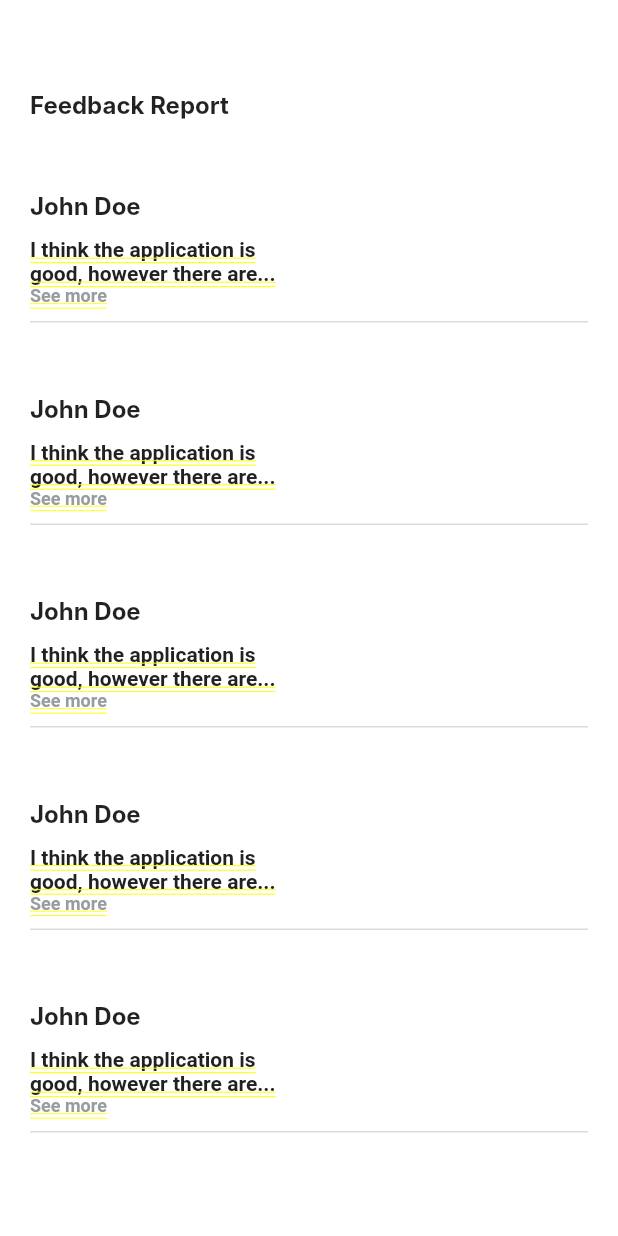
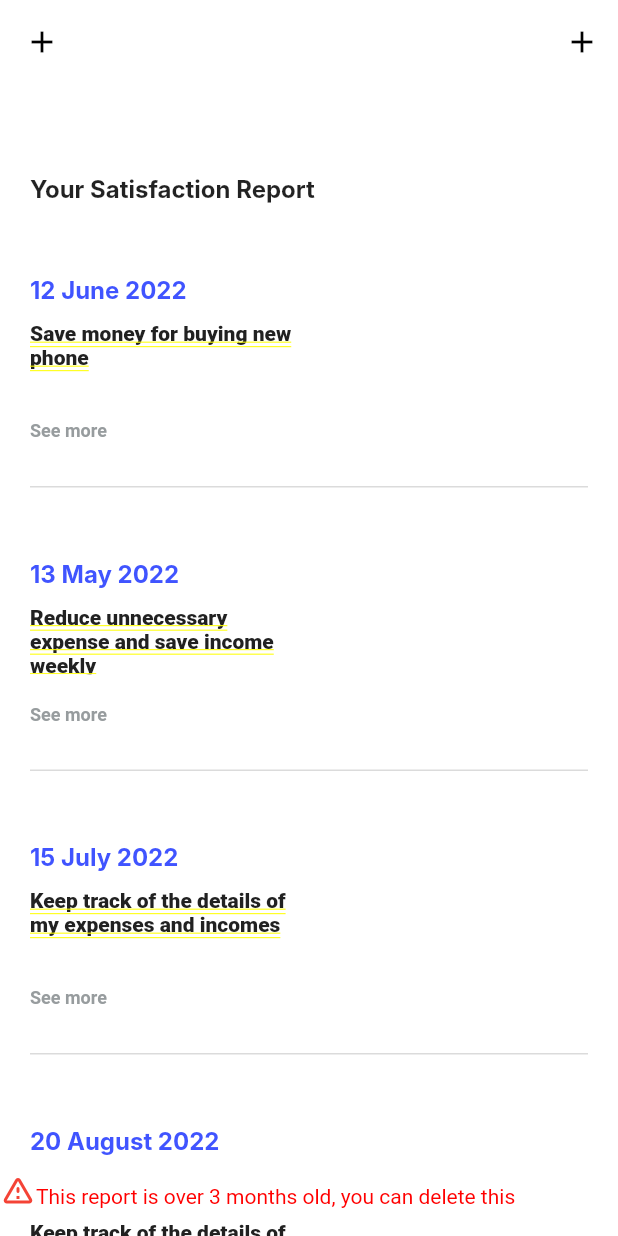
Before and after one commit to PPL-Waffar/iSaveit-flutter, a Flutter app: the ReadFeedback screen opened directly, on a phone screen of 412 x 824 dp. Run offline on Flutter 3.47's test engine with Material 2 defaults, Android fonts, the phone set to English and light mode, and no system bars; our stand-ins replace carousel_slider, currency_text_input_formatter, pie_chart, shared_preferences; accounts and stored records are empty; Roboto replaces fonts that are missing (Inter).

Commit message:
[GREEN] Create interface for list of feedback reports, create tests for list of feedback reports

```diff
--- a/lib/page/feedback/read_feedback.dart
+++ b/lib/page/feedback/read_feedback.dart
@@ -14,6 +14,26 @@ class ReadFeedbackPage extends State<ReadFeedback> {
   Widget build(BuildContext context) {
     return Scaffold(
         backgroundColor: Colors.white,
+        appBar: AppBar(
+          automaticallyImplyLeading: false,
+          backgroundColor: Colors.white,
+          elevation: 0,
+          leading: IconButton(
+              icon: const Icon(Icons.add, color: Colors.black),
+              onPressed: () => Navigator.of(context).pop()),
+          actions: <Widget>[
+            IconButton(
+              icon: const Icon(Icons.add),
+              color: Colors.black,
+              onPressed: () {
+                Navigator.push(
+                  context,
+                  MaterialPageRoute(builder: (context) => const ReadFeedback()),
+                );
+              },
+            ),
+          ],
+        ),
         body: SingleChildScrollView(
             child: Column(
                 mainAxisAlignment: MainAxisAlignment.start,
@@ -25,7 +45,7 @@ class ReadFeedbackPage extends State<ReadFeedback> {
                     margin: const EdgeInsets.only(left: 20),
                     alignment: Alignment.topLeft,
                     child:
-                    const Text('Feedback Report',
+                    const Text('Your Satisfaction Report',
                         style: TextStyle(fontFamily: 'Inter', fontSize: 16, fontWeight: FontWeight.w700)
                     ),
                   ),
@@ -47,8 +67,8 @@ class ReadFeedbackPage extends State<ReadFeedback> {
                             Container(
                               alignment: Alignment.centerLeft,
                               margin: const EdgeInsets.only(left: 20),
-                              child: const Text('John Doe',
-                                  style: TextStyle(fontFamily: 'Inter', fontSize: 16, fontWeight: FontWeight.w700)
+                              child: const Text('12 June 2022',
+                                  style: TextStyle(fontFamily: 'Inter', fontSize: 16, fontWeight: FontWeight.w700, color: Color(0xFF4054FF))
                               ),
                             ),
 
@@ -66,8 +86,7 @@ class ReadFeedbackPage extends State<ReadFeedback> {
                                       text: TextSpan(
                                           style: DefaultTextStyle.of(context).style,
                                           children: const <TextSpan>[
-                                            TextSpan(text: 'I think the application is good, however there are...\n',style: TextStyle(fontSize: 14.0,fontFamily: 'Roboto',color: Color(0xFF212121),fontWeight: FontWeight.bold,)),
-                                            TextSpan(text: 'See more', style: TextStyle(fontSize: 12, color: Color(0xff979C9E), fontWeight: FontWeight.w700))
+                                            TextSpan(text: 'Save money for buying new phone\n',style: TextStyle(fontSize: 14.0,fontFamily: 'Roboto',color: Color(0xFF212121))),
                                           ]
                                       ),
                                     ),
@@ -75,6 +94,19 @@ class ReadFeedbackPage extends State<ReadFeedback> {
                                 ),
                               ]
                               ),
+                            ),
+                            TextButton(onPressed: () => Navigator.of(context).pop(),
+                                style: ButtonStyle(
+                                  padding: MaterialStateProperty.all<EdgeInsets>(
+                                      const EdgeInsets.all(20)),
+                                ),
+                                child:RichText(
+                                  text: const TextSpan(
+                                      children: <TextSpan>[
+                                        TextSpan(text: 'See more', style: TextStyle(fontSize: 12, color: Color(0xff979C9E), fontWeight: FontWeight.w700))
+                                      ]
+                                  ),
+                                )
                             ),
 
                             //divider
@@ -94,13 +126,14 @@ class ReadFeedbackPage extends State<ReadFeedback> {
                             Container(
                               alignment: Alignment.centerLeft,
                               margin: const EdgeInsets.only(left: 20),
-                              child: const Text('John Doe',
-                                  style: TextStyle(fontFamily: 'Inter', fontSize: 16, fontWeight: FontWeight.w700)
+                              child: const Text('13 May 2022',
+                                  style: TextStyle(fontFamily: 'Inter', fontSize: 16, fontWeight: FontWeight.w700, color: Color(0xFF4054FF))
                               ),
                             ),
 
                             const SizedBox(height: 12),
 
+                            //Feedback content
                             SizedBox(
                               child: Row(children: [
                                 Flexible(
@@ -112,8 +145,7 @@ class ReadFeedbackPage extends State<ReadFeedback> {
                                       text: TextSpan(
                                           style: DefaultTextStyle.of(context).style,
                                           children: const <TextSpan>[
-                                            TextSpan(text: 'I think the application is good, however there are...\n',style: TextStyle(fontSize: 14.0,fontFamily: 'Roboto',color: Color(0xFF212121),fontWeight: FontWeight.bold,)),
-                                            TextSpan(text: 'See more', style: TextStyle(fontSize: 12, color: Color(0xff979C9E), fontWeight: FontWeight.w700))
+                                            TextSpan(text: 'Reduce unnecessary expense and save income weekly\n',style: TextStyle(fontSize: 14.0,fontFamily: 'Roboto',color: Color(0xFF212121))),
                                           ]
                                       ),
                                     ),
@@ -121,6 +153,19 @@ class ReadFeedbackPage extends State<ReadFeedback> {
                                 ),
                               ]
                               ),
+                            ),
+                            TextButton(onPressed: () => Navigator.of(context).pop(),
+                                style: ButtonStyle(
+                                  padding: MaterialStateProperty.all<EdgeInsets>(
+                                      const EdgeInsets.all(20)),
+                                ),
+                                child:RichText(
+                                  text: const TextSpan(
+                                      children: <TextSpan>[
+                                        TextSpan(text: 'See more', style: TextStyle(fontSize: 12, color: Color(0xff979C9E), fontWeight: FontWeight.w700))
+                                      ]
+                                  ),
+                                )
                             ),
                             Container(
                               margin: const EdgeInsets.only(left: 20, right: 20),
@@ -138,14 +183,14 @@ class ReadFeedbackPage extends State<ReadFeedback> {
                             Container(
                               alignment: Alignment.centerLeft,
                               margin: const EdgeInsets.only(left: 20),
-                              child: const Text('John Doe',
-                                  style: TextStyle(fontFamily: 'Inter', fontSize: 16, fontWeight: FontWeight.w700)
+                              child: const Text('15 July 2022',
+                                  style: TextStyle(fontFamily: 'Inter', fontSize: 16, fontWeight: FontWeight.w700, color: Color(0xFF4054FF))
                               ),
                             ),
 
                             const SizedBox(height: 12),
 
-
+                            //Feedback content
                             SizedBox(
                               child: Row(children: [
                                 Flexible(
@@ -157,8 +202,7 @@ class ReadFeedbackPage extends State<ReadFeedback> {
                                       text: TextSpan(
                                           style: DefaultTextStyle.of(context).style,
                                           children: const <TextSpan>[
-                                            TextSpan(text: 'I think the application is good, however there are...\n',style: TextStyle(fontSize: 14.0,fontFamily: 'Roboto',color: Color(0xFF212121),fontWeight: FontWeight.bold,)),
-                                            TextSpan(text: 'See more', style: TextStyle(fontSize: 12, color: Color(0xff979C9E), fontWeight: FontWeight.w700))
+                                            TextSpan(text: 'Keep track of the details of my expenses and incomes\n',style: TextStyle(fontSize: 14.0,fontFamily: 'Roboto',color: Color(0xFF212121))),
                                           ]
                                       ),
                                     ),
@@ -166,6 +210,19 @@ class ReadFeedbackPage extends State<ReadFeedback> {
                                 ),
                               ]
                               ),
+                            ),
+                            TextButton(onPressed: () => Navigator.of(context).pop(),
+                                style: ButtonStyle(
+                                  padding: MaterialStateProperty.all<EdgeInsets>(
+                                      const EdgeInsets.all(20)),
+                                ),
+                                child:RichText(
+                                  text: const TextSpan(
+                                      children: <TextSpan>[
+                                        TextSpan(text: 'See more', style: TextStyle(fontSize: 12, color: Color(0xff979C9E), fontWeight: FontWeight.w700))
+                                      ]
+                                  ),
+                                )
                             ),
                             //divider
                             Container(
@@ -182,13 +239,31 @@ class ReadFeedbackPage extends State<ReadFeedback> {
                             Container(
                               alignment: Alignment.centerLeft,
                               margin: const EdgeInsets.only(left: 20),
-                              child: const Text('John Doe',
-                                  style: TextStyle(fontFamily: 'Inter', fontSize: 16, fontWeight: FontWeight.w700)
+                              child: const Text('20 August 2022',
+                                  style: TextStyle(fontFamily: 'Inter', fontSize: 16, fontWeight: FontWeight.w700, color: Color(0xFF4054FF))
                               ),
                             ),
 
                             const SizedBox(height: 12),
-
+                            Row(
+                              crossAxisAlignment:
+                              CrossAxisAlignment.end,
+                              children: const <Widget>[
+                                Align(
+                                    alignment: Alignment.topCenter,
+                                    child: Icon(
+                                      Icons.warning_amber_rounded,
+                                      color: Colors.red,
+                                    )),
+                                Expanded(
+                                    child: Text(
+                                      'This report is over 3 months old, you can delete this',
+                                      style: TextStyle(color: Color(0xFFFF0000)),
+                                    )
+                                )],
+                            ),
+                            const SizedBox(height: 8),
+                            //Feedback content
                             SizedBox(
                               child: Row(children: [
                                 Flexible(
@@ -200,8 +275,7 @@ class ReadFeedbackPage extends State<ReadFeedback> {
                                       text: TextSpan(
                                           style: DefaultTextStyle.of(context).style,
                                           children: const <TextSpan>[
-                                            TextSpan(text: 'I think the application is good, however there are...\n',style: TextStyle(fontSize: 14.0,fontFamily: 'Roboto',color: Color(0xFF212121),fontWeight: FontWeight.bold,)),
-                                            TextSpan(text: 'See more', style: TextStyle(fontSize: 12, color: Color(0xff979C9E), fontWeight: FontWeight.w700))
+                                            TextSpan(text: 'Keep track of the details of my expenses and incomes\n',style: TextStyle(fontSize: 14.0,fontFamily: 'Roboto',color: Color(0xFF212121))),
                                           ]
                                       ),
                                     ),
@@ -209,6 +283,20 @@ class ReadFeedbackPage extends State<ReadFeedback> {
                                 ),
                               ]
                               ),
+                            ),
+                            TextButton(onPressed: () => Navigator.of(context).pop(),
+                                key: const Key("seeMoreButton"),
+                                style: ButtonStyle(
+                                  padding: MaterialStateProperty.all<EdgeInsets>(
+                                      const EdgeInsets.all(20)),
+                                ),
+                                child:RichText(
+                                  text: const TextSpan(
+                                      children: <TextSpan>[
+                                        TextSpan(text: 'See more', style: TextStyle(fontSize: 12, color: Color(0xff979C9E), fontWeight: FontWeight.w700))
+                                      ]
+                                  ),
+                                )
                             ),
                             Container(
                               margin: const EdgeInsets.only(left: 20, right: 20),
@@ -224,13 +312,34 @@ class ReadFeedbackPage extends State<ReadFeedback> {
                             Container(
                               alignment: Alignment.centerLeft,
                               margin: const EdgeInsets.only(left: 20),
-                              child: const Text('John Doe',
-                                  style: TextStyle(fontFamily: 'Inter', fontSize: 16, fontWeight: FontWeight.w700)
+                              child: const Text('21 June 2022',
+                                  style: TextStyle(fontFamily: 'Inter', fontSize: 16, fontWeight: FontWeight.w700, color: Color(0xFF4054FF))
                               ),
                             ),
 
                             const SizedBox(height: 12),
 
+                            Row(
+                              crossAxisAlignment:
+                              CrossAxisAlignment.end,
+                              children: const <Widget>[
+                                Align(
+                                    alignment: Alignment.topCenter,
+                                    child: Icon(
+                                      Icons.warning_amber_rounded,
+                                      color: Colors.red,
+                                    )),
+                                Expanded(
+                                    child: Text(
+                                      'This report is over 3 months old, you can delete this',
+                                        style: TextStyle(color: Color(0xFFFF0000)),
+                                        )
+                                )],
+                            ),
+                            const SizedBox(height: 8),
+
+
+                            //Feedback content
                             SizedBox(
                               child: Row(children: [
                                 Flexible(
@@ -242,7 +351,7 @@ class ReadFeedbackPage extends State<ReadFeedback> {
                                       text: TextSpan(
                                           style: DefaultTextStyle.of(context).style,
                                           children: const <TextSpan>[
-                                            TextSpan(text: 'I think the application is good, however there are...\n',style: TextStyle(fontSize: 14.0,fontFamily: 'Roboto',color: Color(0xFF212121),fontWeight: FontWeight.bold,)),
+                                            TextSpan(text: 'Stop over spending money on clothing and food\n',style: TextStyle(fontSize: 14.0,fontFamily: 'Roboto',color: Color(0xFF212121))),
                                             TextSpan(text: 'See more', style: TextStyle(fontSize: 12, color: Color(0xff979C9E), fontWeight: FontWeight.w700))
                                           ]
                                       ),
```
Also changed, not shown: 4 other files.
